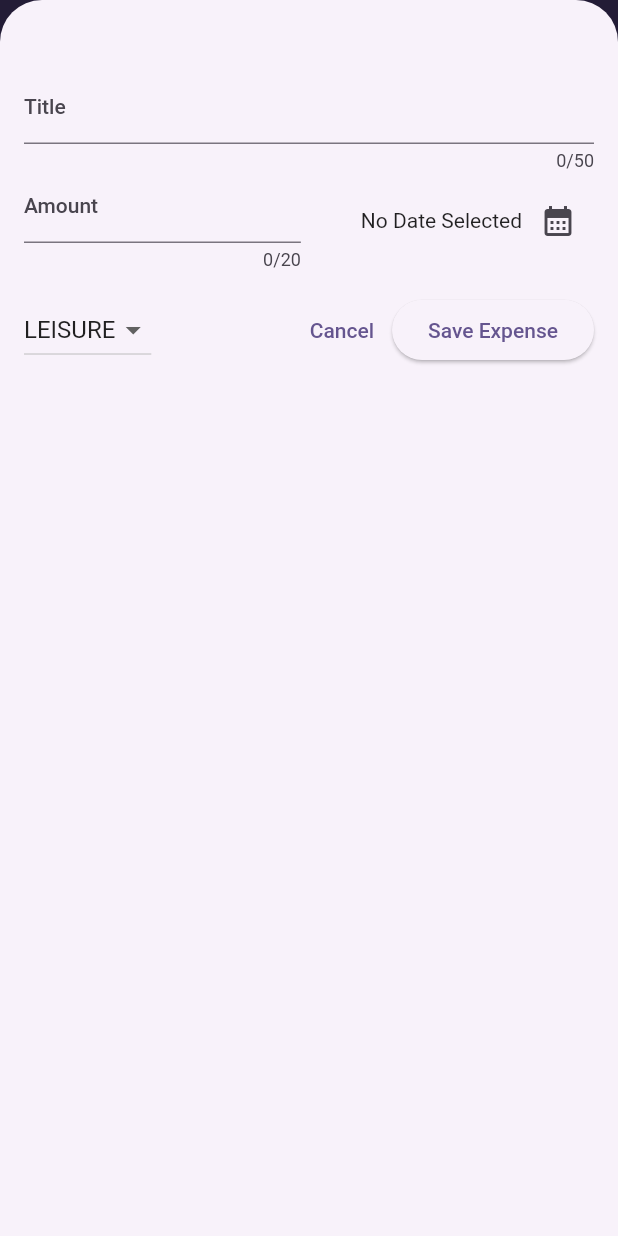
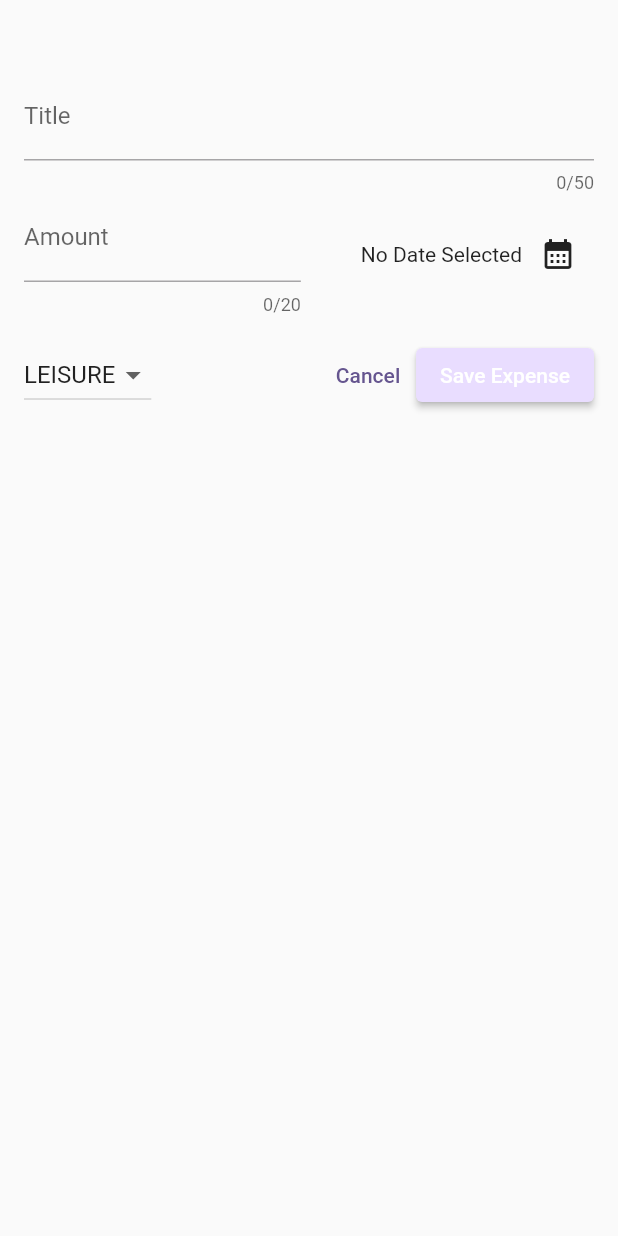
Before and after one commit to abdGhost/Expense_app, a Flutter app: the screen it shows after launch, after a tap on the "add" icon, on a phone screen of 412 x 824 dp. Run offline on Flutter 3.47's test engine with Material 2 defaults, Android fonts, the phone set to English and light mode, and no system bars.

```diff
--- a/lib/main.dart
+++ b/lib/main.dart
@@ -6,16 +6,56 @@ var kColorScheme = ColorScheme.fromSeed(
   seedColor: const Color.fromARGB(255, 96, 59, 181),
 );
 
+var kDarkColorScheme = ColorScheme.fromSeed(
+  brightness: Brightness.dark,
+  seedColor: const Color.fromARGB(255, 5, 99, 125),
+);
+
 void main() {
   runApp(
     MaterialApp(
+      darkTheme: ThemeData.dark().copyWith(
+        colorScheme: kDarkColorScheme,
+        cardTheme: const CardTheme().copyWith(
+          color: kDarkColorScheme.secondaryContainer,
+          margin: const EdgeInsets.symmetric(
+            horizontal: 16,
+            vertical: 8,
+          ),
+        ),
+        elevatedButtonTheme: ElevatedButtonThemeData(
+          style: ElevatedButton.styleFrom(
+            backgroundColor: kDarkColorScheme.primaryContainer,
+            foregroundColor: kDarkColorScheme.onPrimaryContainer,
+          ),
+        ),
+      ),
       theme: ThemeData().copyWith(
-        useMaterial3: true,
+        // useMaterial3: true,
         colorScheme: kColorScheme,
-        appBarTheme: AppBarTheme(
+        appBarTheme: const AppBarTheme().copyWith(
           backgroundColor: kColorScheme.onPrimaryContainer,
           foregroundColor: kColorScheme.onPrimary,
         ),
+        cardTheme: const CardTheme().copyWith(
+          color: kColorScheme.secondaryContainer,
+          margin: const EdgeInsets.symmetric(
+            horizontal: 16,
+            vertical: 8,
+          ),
+        ),
+        elevatedButtonTheme: ElevatedButtonThemeData(
+          style: ElevatedButton.styleFrom(
+            backgroundColor: kColorScheme.primaryContainer,
+          ),
+        ),
+        textTheme: ThemeData().textTheme.copyWith(
+              titleLarge: TextStyle(
+                fontWeight: FontWeight.normal,
+                color: kColorScheme.onSecondaryContainer,
+                fontSize: 16,
+              ),
+            ),
       ),
       home: const Expenses(),
     ),
--- a/lib/models/expense.dart
+++ b/lib/models/expense.dart
@@ -38,3 +38,30 @@ class Expense {
     return formtter.format(dateTime);
   }
 }
+
+class ExpensesBucket {
+  ExpensesBucket({
+    required this.category,
+    required this.expenses,
+  });
+
+  ExpensesBucket.forCategory(List<Expense> allExpenses, this.category)
+      : expenses = allExpenses
+            .where(
+              (expense) => expense.category == category,
+            )
+            .toList();
+
+  final Category category;
+  final List<Expense> expenses;
+
+  double get totalExpenses {
+    double sum = 0;
+
+    for (var expense in expenses) {
+      sum += expense.amount;
+    }
+
+    return sum;
+  }
+}
--- /dev/null
+++ b/lib/widgets/chart/chart.dart
@@ -0,0 +1,95 @@
+import 'package:flutter/material.dart';
+
+import '../../models/expense.dart';
+import 'chart_bar.dart';
+
+class Chart extends StatelessWidget {
+  const Chart({super.key, required this.expenses});
+
+  final List<Expense> expenses;
+
+  List<ExpensesBucket> get buckets {
+    return [
+      ExpensesBucket.forCategory(expenses, Category.food),
+      ExpensesBucket.forCategory(expenses, Category.leisure),
+      ExpensesBucket.forCategory(expenses, Category.travel),
+      ExpensesBucket.forCategory(expenses, Category.work),
+    ];
+  }
+
+  double get maxTotalExpense {
+    double maxTotalExpense = 0;
+
+    for (final bucket in buckets) {
+      if (bucket.totalExpenses > maxTotalExpense) {
+        maxTotalExpense = bucket.totalExpenses;
+      }
+    }
+
+    return maxTotalExpense;
+  }
+
+  @override
+  Widget build(BuildContext context) {
+    final isDarkMode =
+        MediaQuery.of(context).platformBrightness == Brightness.dark;
+    return Container(
+      margin: const EdgeInsets.all(16),
+      padding: const EdgeInsets.symmetric(
+        vertical: 16,
+        horizontal: 8,
+      ),
+      width: double.infinity,
+      height: 180,
+      decoration: BoxDecoration(
+        borderRadius: BorderRadius.circular(8),
+        gradient: LinearGradient(
+          colors: [
+            Theme.of(context).colorScheme.primary.withOpacity(0.3),
+            Theme.of(context).colorScheme.primary.withOpacity(0.0)
+          ],
+          begin: Alignment.bottomCenter,
+          end: Alignment.topCenter,
+        ),
+      ),
+      child: Column(
+        children: [
+          Expanded(
+            child: Row(
+              crossAxisAlignment: CrossAxisAlignment.end,
+              children: [
+                for (final bucket in buckets) // alternative to map()
+                  ChartBar(
+                    fill: bucket.totalExpenses == 0
+                        ? 0
+                        : bucket.totalExpenses / maxTotalExpense,
+                  )
+              ],
+            ),
+          ),
+          const SizedBox(height: 12),
+          Row(
+            children: buckets
+                .map(
+                  (bucket) => Expanded(
+                    child: Padding(
+                      padding: const EdgeInsets.symmetric(horizontal: 4),
+                      child: Icon(
+                        categoryIcons[bucket.category],
+                        color: isDarkMode
+                            ? Theme.of(context).colorScheme.secondary
+                            : Theme.of(context)
+                                .colorScheme
+                                .primary
+                                .withOpacity(0.7),
+                      ),
+                    ),
+                  ),
+                )
+                .toList(),
+          )
+        ],
+      ),
+    );
+  }
+}
--- /dev/null
+++ b/lib/widgets/chart/chart_bar.dart
@@ -0,0 +1,34 @@
+import 'package:flutter/material.dart';
+
+class ChartBar extends StatelessWidget {
+  const ChartBar({
+    super.key,
+    required this.fill,
+  });
+
+  final double fill;
+
+  @override
+  Widget build(BuildContext context) {
+    final isDarkMode =
+        MediaQuery.of(context).platformBrightness == Brightness.dark;
+    return Expanded(
+      child: Padding(
+        padding: const EdgeInsets.symmetric(horizontal: 4),
+        child: FractionallySizedBox(
+          heightFactor: fill,
+          child: DecoratedBox(
+            decoration: BoxDecoration(
+              shape: BoxShape.rectangle,
+              borderRadius:
+                  const BorderRadius.vertical(top: Radius.circular(8)),
+              color: isDarkMode
+                  ? Theme.of(context).colorScheme.secondary
+                  : Theme.of(context).colorScheme.primary.withOpacity(0.65),
+            ),
+          ),
+        ),
+      ),
+    );
+  }
+}
--- a/lib/widgets/expenses.dart
+++ b/lib/widgets/expenses.dart
@@ -1,3 +1,4 @@
+import 'package:expense_app/widgets/chart/chart.dart';
 import 'package:expense_app/widgets/expenses_list/expenses_list_widget.dart';
 import 'package:expense_app/widgets/new_expenses.dart';
 import 'package:flutter/material.dart';
@@ -88,7 +89,7 @@ class _ExpensesState extends State<Expenses> {
       ),
       body: Column(
         children: [
-          const Text('Chart'),
+          Chart(expenses: _registeredExpenses),
           Expanded(
             child: mainContent,
           ),
--- a/lib/widgets/expenses_list/expenses_item_widget.dart
+++ b/lib/widgets/expenses_list/expenses_item_widget.dart
@@ -15,9 +15,11 @@ class ExpensesItemWidget extends StatelessWidget {
           horizontal: 20,
         ),
         child: Column(
+          crossAxisAlignment: CrossAxisAlignment.start,
           children: [
             Text(
               expense.title,
+              style: Theme.of(context).textTheme.titleLarge,
             ),
             const SizedBox(
               height: 10,
--- a/lib/widgets/expenses_list/expenses_list_widget.dart
+++ b/lib/widgets/expenses_list/expenses_list_widget.dart
@@ -17,6 +17,12 @@ class ExpensesListWidget extends StatelessWidget {
     return ListView.builder(
       itemCount: expenses.length,
       itemBuilder: (ctx, index) => Dismissible(
+        background: Container(
+          color: Theme.of(context).colorScheme.error,
+          margin: EdgeInsets.symmetric(
+            horizontal: Theme.of(context).cardTheme.margin!.horizontal,
+          ),
+        ),
         key: ValueKey(expenses[index]),
         onDismissed: (direction) {
           onRemoveExpense(expenses[index]);
```
